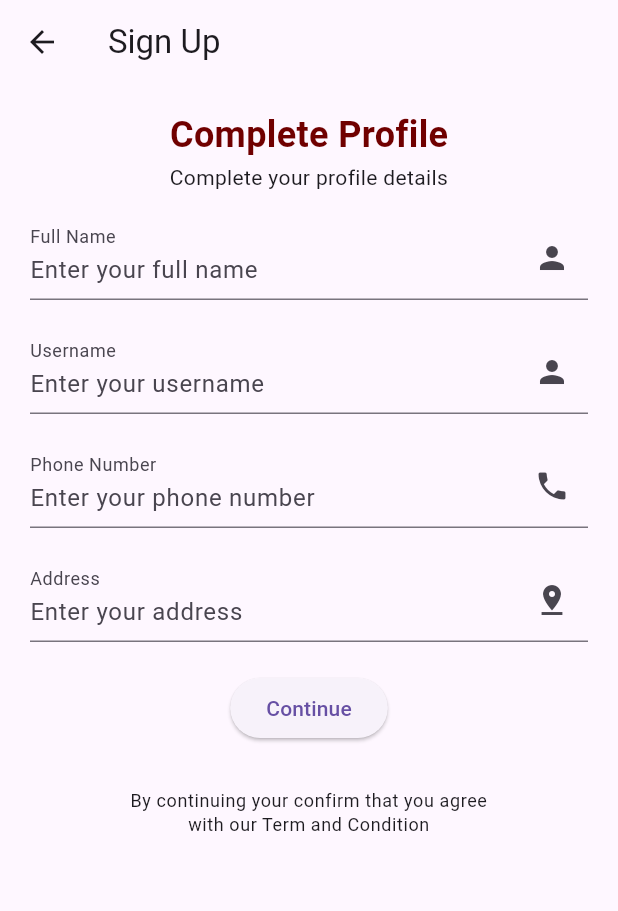
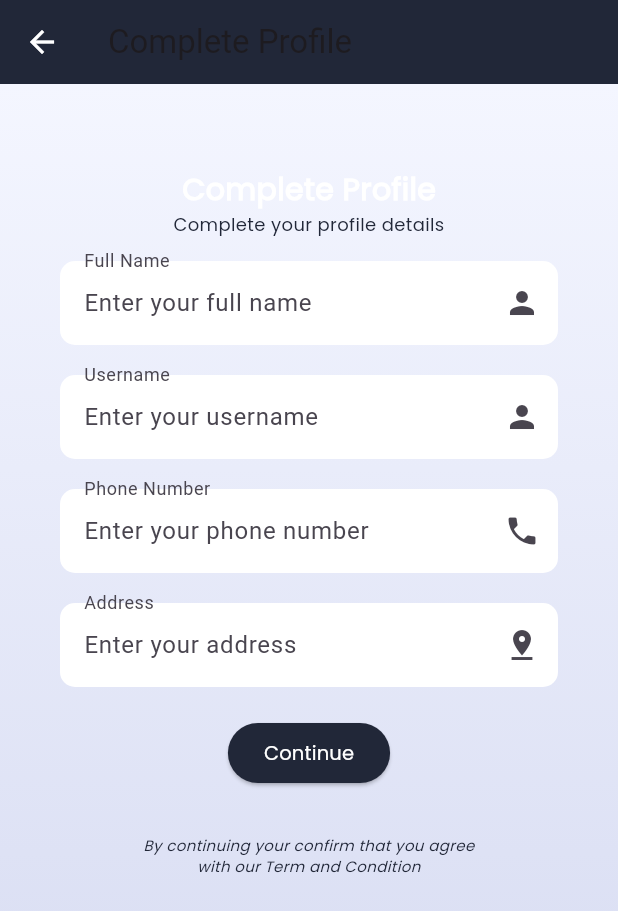
Before and after one commit to pvgonzales/cmsc23-group5-uv3l-project, a Flutter app: the CompleteDetailsScreen screen opened directly with empty values, on a phone screen of 412 x 824 dp. Shown: the top 911 px of the screen. Run offline on Flutter 3.47's test engine with Material 3 defaults, Android fonts, the phone set to English and light mode, and no system bars; our stand-ins replace cloud_firestore, firebase_auth, firebase_core, flutter_local_notifications, image_gallery_saver, image_picker and 3 more; missing offline and left inert: qr_code_scanner, telephony; accounts and stored records are empty.

Commit message:
ui: updated complete profile screen

```diff
--- a/lib/screens/intro-screen/intro.dart
+++ b/lib/screens/intro-screen/intro.dart
@@ -127,7 +127,7 @@ class _IntroScreenState extends State<IntroScreen> {
                           ),
                         ),
                       ),
-                      const Spacer(flex: 3),
+                      const Spacer(flex: 1),
                       ElevatedButton(
                         onPressed: () {
                           Navigator.pushNamed(context, '/sign-up');
--- a/lib/screens/sign-up/completedetails.dart
+++ b/lib/screens/sign-up/completedetails.dart
@@ -2,32 +2,54 @@ import 'package:flutter/material.dart';
 import 'package:flutter_project/screens/sign-up/detailsform.dart';
 
 class CompleteDetailsScreen extends StatelessWidget {
-
   const CompleteDetailsScreen({super.key});
   @override
   Widget build(BuildContext context) {
     return Scaffold(
       appBar: AppBar(
-        title: const Text('Sign Up'),
+        title: const Text('Complete Profile'),
+        backgroundColor: Color(0xFF212738),
+        iconTheme: IconThemeData(
+          color: Colors.white, // Change this color to the desired color
         ),
-      body: SafeArea(
-        child: SizedBox(
-          width: double.infinity,
+      ),
+      body: Container(
+        decoration: BoxDecoration(
+          gradient: LinearGradient(
+            begin: Alignment.topCenter,
+            end: Alignment.bottomCenter,
+            colors: [
+              Color(0xFFf4f6ff), // Start color
+              Color(0xFFd3d8f0), // End color
+            ],
+          ),
+        ),
+        child: SafeArea(
+            child: Column(children: [
+          Expanded(
+            child: SingleChildScrollView(
               child: Padding(
-            padding: const EdgeInsets.symmetric(horizontal: 20),
+                padding: const EdgeInsets.only(left: 40, right: 40, top: 40),
                 child: SingleChildScrollView(
                   child: Column(
                     children: [
                       const SizedBox(height: 16),
-                  const Text("Complete Profile", style: TextStyle(
-                    fontSize: 24,
-                    fontWeight: FontWeight.bold,
-                    color: Color.fromARGB(255, 112, 0, 0),
-                    height: 1.5,
+                      const Text("Complete Profile",
+                          style: TextStyle(
+                            fontSize: 20,
+                            fontWeight: FontWeight.w700,
+                            fontFamily: "MyFont1",
+                            color: Colors.white,
                           )),
                       const Text(
                         "Complete your profile details",
                         textAlign: TextAlign.center,
+                        style: TextStyle(
+                          fontSize: 12,
+                          fontWeight: FontWeight.w400,
+                          color: Color(0xFF212738),
+                          fontFamily: "MyFont1",
+                        ),
                       ),
                       const SizedBox(height: 16),
                       const DetailsForm(),
@@ -35,13 +57,21 @@ class CompleteDetailsScreen extends StatelessWidget {
                       Text(
                         "By continuing your confirm that you agree \nwith our Term and Condition",
                         textAlign: TextAlign.center,
-                    style: Theme.of(context).textTheme.bodySmall,
+                        style: TextStyle(
+                          fontSize: 10,
+                          fontWeight: FontWeight.w400,
+                          color: Color(0xFF212738),
+                          fontFamily: "MyFont1",
+                          fontStyle: FontStyle.italic,
+                        ),
                       ),
                     ],
                   ),
                 ),
               ),
             ),
+          )
+        ])),
       ),
     );
   }
--- a/lib/screens/sign-up/detailsform.dart
+++ b/lib/screens/sign-up/detailsform.dart
@@ -20,7 +20,8 @@ class _DetailsFormFormState extends State<DetailsForm> {
 
   @override
   Widget build(BuildContext context) {
-    final arguments = ModalRoute.of(context)!.settings.arguments as Map<String, dynamic>;
+    final arguments =
+        ModalRoute.of(context)!.settings.arguments as Map<String, dynamic>;
     final email = arguments['email'] as String?;
     final password = arguments['password'] as String?;
 
@@ -41,11 +42,19 @@ class _DetailsFormFormState extends State<DetailsForm> {
               }
               return null;
             },
-            decoration: const InputDecoration(
+            decoration: InputDecoration(
               labelText: "Full Name",
               hintText: "Enter your full name",
               floatingLabelBehavior: FloatingLabelBehavior.always,
               suffixIcon: Icon(Icons.person),
+              filled: true,
+              fillColor:
+                  Colors.white, // Change to your desired background color
+              border: OutlineInputBorder(
+                borderRadius: BorderRadius.circular(
+                    10.0), // Change to your desired border radius
+                borderSide: BorderSide.none,
+              ),
             ),
           ),
           const SizedBox(height: 20),
@@ -58,11 +67,19 @@ class _DetailsFormFormState extends State<DetailsForm> {
               }
               return null;
             },
-            decoration: const InputDecoration(
+            decoration: InputDecoration(
               labelText: "Username",
               hintText: "Enter your username",
               floatingLabelBehavior: FloatingLabelBehavior.always,
               suffixIcon: Icon(Icons.person),
+              filled: true,
+              fillColor:
+                  Colors.white, // Change to your desired background color
+              border: OutlineInputBorder(
+                borderRadius: BorderRadius.circular(
+                    10.0), // Change to your desired border radius
+                borderSide: BorderSide.none,
+              ),
             ),
           ),
           const SizedBox(height: 20),
@@ -78,11 +95,19 @@ class _DetailsFormFormState extends State<DetailsForm> {
               }
               return null;
             },
-            decoration: const InputDecoration(
+            decoration: InputDecoration(
               labelText: "Phone Number",
               hintText: "Enter your phone number",
               floatingLabelBehavior: FloatingLabelBehavior.always,
               suffixIcon: Icon(Icons.phone),
+              filled: true,
+              fillColor:
+                  Colors.white, // Change to your desired background color
+              border: OutlineInputBorder(
+                borderRadius: BorderRadius.circular(
+                    10.0), // Change to your desired border radius
+                borderSide: BorderSide.none,
+              ),
             ),
           ),
           const SizedBox(height: 20),
@@ -97,19 +122,31 @@ class _DetailsFormFormState extends State<DetailsForm> {
               }
               return null;
             },
-            decoration: const InputDecoration(
-                labelText: "Address",
-                hintText: "Enter your address",
-                floatingLabelBehavior: FloatingLabelBehavior.always,
-                suffixIcon: Icon(Icons.pin_drop)),
+            decoration: InputDecoration(
+              labelText: "Address",
+              hintText: "Enter your address",
+              floatingLabelBehavior: FloatingLabelBehavior.always,
+              suffixIcon: Icon(Icons.pin_drop), filled: true,
+              fillColor:
+                  Colors.white, // Change to your desired background color
+              border: OutlineInputBorder(
+                borderRadius: BorderRadius.circular(
+                    10.0), // Change to your desired border radius
+                borderSide: BorderSide.none,
+              ),
+            ),
           ),
           const SizedBox(height: 20),
           ElevatedButton(
+            style: ElevatedButton.styleFrom(
+              backgroundColor: Color(0xFF212738),
+            ),
             onPressed: () async {
               if (_formKey.currentState!.validate()) {
                 _formKey.currentState!.save();
 
-                bool usernameExists = await userAuthProvider.isUsernameAlreadyInUse(username!);
+                bool usernameExists =
+                    await userAuthProvider.isUsernameAlreadyInUse(username!);
                 if (usernameExists) {
                   ScaffoldMessenger.of(context).showSnackBar(
                     const SnackBar(
@@ -128,14 +165,21 @@ class _DetailsFormFormState extends State<DetailsForm> {
                   //   address: address,
                   // );
                   // store in firebase
-                  context.read<UserAuthProvider>()
-                  .authService
-                  .signUp(fullname!, email!, username!, password!, phoneNumber!, address!);
+                  context.read<UserAuthProvider>().authService.signUp(fullname!,
+                      email!, username!, password!, phoneNumber!, address!);
                   Navigator.pushNamed(context, '/sign-in');
                 }
               }
             },
-            child: const Text("Continue"),
+            child: const Text(
+              "Continue",
+              style: TextStyle(
+                fontSize: 13,
+                fontWeight: FontWeight.w400,
+                color: Colors.white,
+                fontFamily: "MyFont1",
+              ),
+            ),
           ),
         ],
       ),
```
Lines whose indentation alone changed are shown as unchanged.
